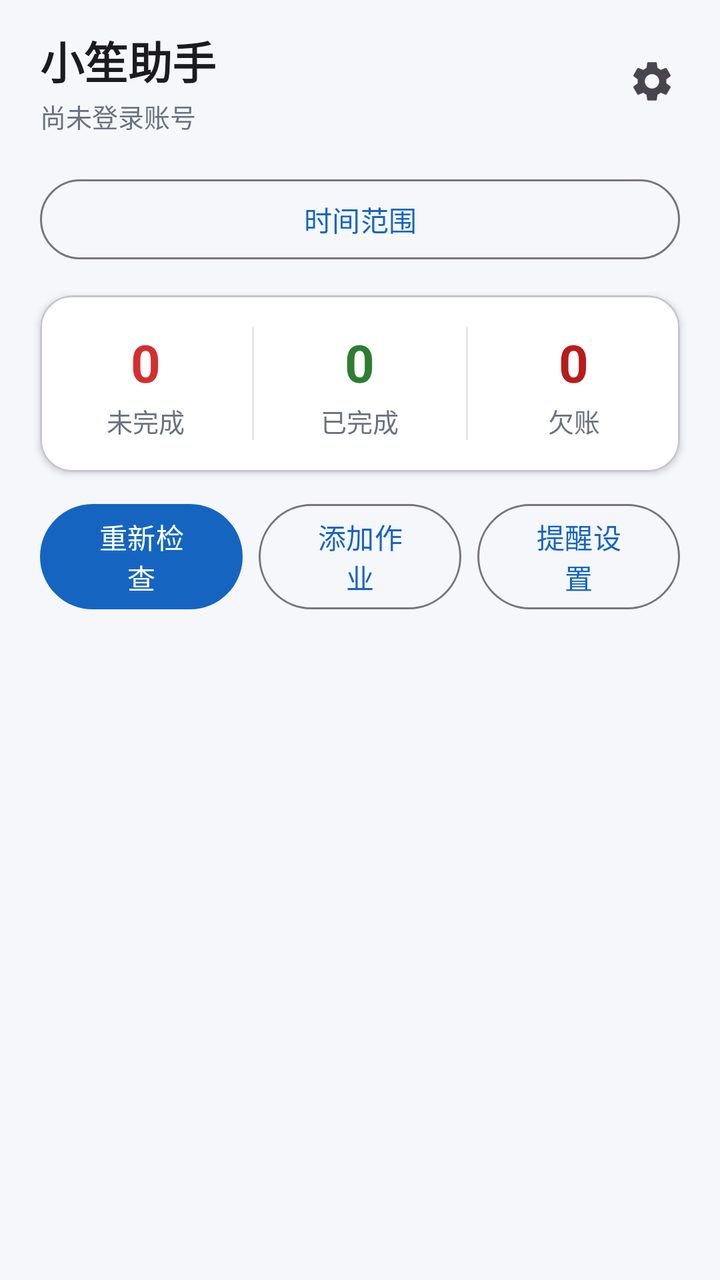
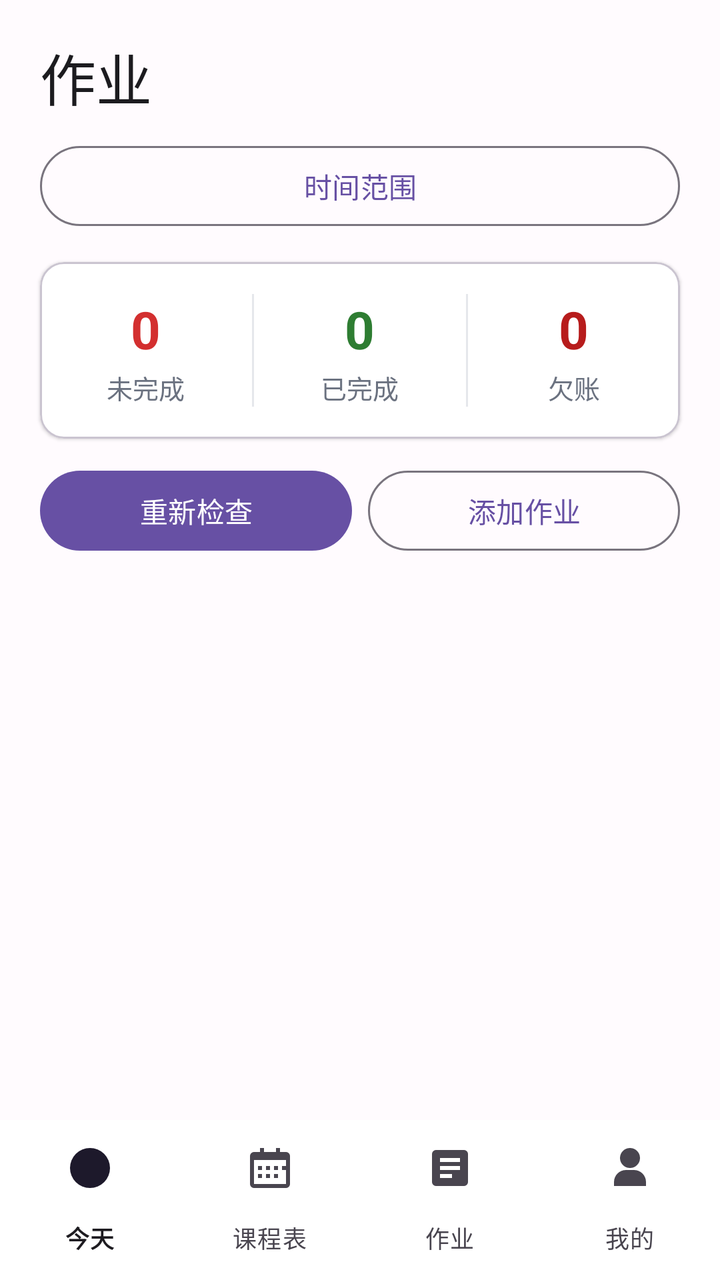

Screens rendered from an Android XML layout before and after an edit, with the pre-edit source and the edit as a unified diff.
<!-- AndroidManifest.xml: application theme Theme.XueXiTongAssistant -->
<!-- res/layout/activity_main.xml -->
<?xml version="1.0" encoding="utf-8"?>
<LinearLayout xmlns:android="http://schemas.android.com/apk/res/android"
    xmlns:app="http://schemas.android.com/apk/res-auto"
    android:layout_width="match_parent"
    android:layout_height="match_parent"
    android:orientation="vertical">

    
    <LinearLayout
        android:layout_width="match_parent"
        android:layout_height="wrap_content"
        android:orientation="horizontal"
        android:gravity="center_vertical"
        android:paddingStart="20dp"
        android:paddingEnd="12dp"
        android:paddingTop="14dp"
        android:paddingBottom="10dp">

        <LinearLayout
            android:layout_width="0dp"
            android:layout_height="wrap_content"
            android:layout_weight="1"
            android:orientation="vertical">

            <TextView
                android:id="@+id/tv_main_title"
                android:layout_width="wrap_content"
                android:layout_height="wrap_content"
                android:text="@string/main_title"
                android:textColor="@color/text_primary"
                android:textSize="22sp"
                android:textStyle="bold" />

            <TextView
                android:id="@+id/tv_main_subtitle"
                android:layout_width="wrap_content"
                android:layout_height="wrap_content"
                android:layout_marginTop="2dp"
                android:text="@string/main_subtitle_empty"
                android:textColor="@color/text_secondary"
                android:textSize="13sp" />
        </LinearLayout>

        <ImageButton
            android:id="@+id/btn_settings"
            android:layout_width="44dp"
            android:layout_height="44dp"
            android:background="?attr/selectableItemBackgroundBorderless"
            android:contentDescription="@string/settings_title"
            android:src="@drawable/ic_settings" />
    </LinearLayout>

    
    <LinearLayout
        android:visibility="gone"
        android:layout_width="match_parent"
        android:layout_height="wrap_content"
        android:orientation="horizontal"
        android:paddingStart="20dp"
        android:paddingEnd="20dp">

        <Spinner
            android:id="@+id/spinner_account"
            android:layout_width="0dp"
            android:layout_height="wrap_content"
            android:layout_weight="1"
            android:background="@drawable/bg_spinner" />
    </LinearLayout>

    <Button
        android:id="@+id/btn_date_filter"
        android:layout_width="match_parent"
        android:layout_height="wrap_content"
        android:layout_marginStart="20dp"
        android:layout_marginEnd="20dp"
        android:layout_marginTop="8dp"
        android:text="@string/filter_range"
        style="?attr/materialButtonOutlinedStyle" />

    
    <com.google.android.material.card.MaterialCardView
        android:layout_width="match_parent"
        android:layout_height="wrap_content"
        android:layout_marginStart="20dp"
        android:layout_marginEnd="20dp"
        android:layout_marginTop="14dp"
        app:cardBackgroundColor="@color/surface"
        app:cardCornerRadius="16dp"
        app:cardElevation="2dp">

        <LinearLayout
            android:layout_width="match_parent"
            android:layout_height="wrap_content"
            android:orientation="horizontal"
            android:paddingVertical="16dp">

            
            <LinearLayout
                android:layout_width="0dp"
                android:layout_height="wrap_content"
                android:layout_weight="1"
                android:orientation="vertical"
                android:gravity="center">

                <TextView
                    android:id="@+id/tv_stat_unfinished"
                    android:layout_width="wrap_content"
                    android:layout_height="wrap_content"
                    android:text="@string/zero"
                    android:textColor="@color/status_pending"
                    android:textSize="26sp"
                    android:textStyle="bold" />

                <TextView
                    android:layout_width="wrap_content"
                    android:layout_height="wrap_content"
                    android:layout_marginTop="2dp"
                    android:text="@string/stat_label_unfinished"
                    android:textColor="@color/text_secondary"
                    android:textSize="13sp" />
            </LinearLayout>

            
            <View
                android:layout_width="1dp"
                android:layout_height="match_parent"
                android:background="#E5E7EB" />

            
            <LinearLayout
                android:layout_width="0dp"
                android:layout_height="wrap_content"
                android:layout_weight="1"
                android:orientation="vertical"
                android:gravity="center">

                <TextView
                    android:id="@+id/tv_stat_done"
                    android:layout_width="wrap_content"
                    android:layout_height="wrap_content"
                    android:text="@string/zero"
                    android:textColor="@color/status_done"
                    android:textSize="26sp"
                    android:textStyle="bold" />

                <TextView
                    android:layout_width="wrap_content"
                    android:layout_height="wrap_content"
                    android:layout_marginTop="2dp"
                    android:text="@string/stat_label_done"
                    android:textColor="@color/text_secondary"
                    android:textSize="13sp" />
            </LinearLayout>

            <View
                android:layout_width="1dp"
                android:layout_height="match_parent"
                android:background="#E5E7EB" />

            
            <LinearLayout
                android:layout_width="0dp"
                android:layout_height="wrap_content"
                android:layout_weight="1"
                android:orientation="vertical"
                android:gravity="center">

                <TextView
                    android:id="@+id/tv_stat_missed"
                    android:layout_width="wrap_content"
                    android:layout_height="wrap_content"
                    android:text="@string/zero"
                    android:textColor="@color/status_missed"
                    android:textSize="26sp"
                    android:textStyle="bold" />

                <TextView
                    android:layout_width="wrap_content"
                    android:layout_height="wrap_content"
                    android:layout_marginTop="2dp"
                    android:text="@string/stat_label_missed"
                    android:textColor="@color/text_secondary"
                    android:textSize="13sp" />
            </LinearLayout>
        </LinearLayout>
    </com.google.android.material.card.MaterialCardView>

    
    <LinearLayout
        android:layout_width="match_parent"
        android:layout_height="wrap_content"
        android:layout_marginTop="12dp"
        android:orientation="horizontal"
        android:paddingStart="20dp"
        android:paddingEnd="20dp">

        <Button
            android:id="@+id/btn_refresh"
            android:layout_width="0dp"
            android:layout_height="wrap_content"
            android:layout_weight="1"
            android:text="@string/btn_refresh"
            style="?attr/materialButtonStyle" />

        <Button
            android:id="@+id/btn_add_homework"
            android:layout_width="0dp"
            android:layout_height="wrap_content"
            android:layout_weight="1"
            android:layout_marginStart="8dp"
            android:text="@string/btn_add_homework"
            style="?attr/materialButtonOutlinedStyle" />

        <Button
            android:id="@+id/btn_remind_setting"
            android:layout_width="0dp"
            android:layout_height="wrap_content"
            android:layout_weight="1"
            android:layout_marginStart="8dp"
            android:text="@string/btn_remind_setting"
            style="?attr/materialButtonOutlinedStyle" />
    </LinearLayout>

    
    <LinearLayout
        android:id="@+id/layout_progress"
        android:layout_width="match_parent"
        android:layout_height="wrap_content"
        android:layout_marginStart="20dp"
        android:layout_marginEnd="20dp"
        android:layout_marginTop="10dp"
        android:background="@drawable/bg_spinner"
        android:gravity="center_vertical"
        android:orientation="horizontal"
        android:padding="12dp"
        android:visibility="gone">

        <com.google.android.material.imageview.ShapeableImageView
            android:id="@+id/img_progress_icon"
            android:layout_width="46dp"
            android:layout_height="46dp"
            android:contentDescription="@string/mascot_name"
            android:scaleType="centerCrop"
            android:src="@mipmap/ic_launcher_foreground"
            app:shapeAppearanceOverlay="@style/ShapeAppearance.Material3.Corner.Full" />

        <LinearLayout
            android:layout_width="0dp"
            android:layout_height="wrap_content"
            android:layout_marginStart="12dp"
            android:layout_weight="1"
            android:orientation="vertical">

            <TextView
                android:id="@+id/tv_progress_msg"
                android:layout_width="match_parent"
                android:layout_height="wrap_content"
                android:text="@string/progress_start"
                android:textColor="@color/text_primary"
                android:textSize="13sp"
                android:textStyle="bold" />

            <TextView
                android:id="@+id/tv_progress"
                android:layout_width="match_parent"
                android:layout_height="wrap_content"
                android:layout_marginTop="2dp"
                android:textColor="@color/text_secondary"
                android:textSize="12sp" />

            <ProgressBar
                android:id="@+id/progress_fetch"
                style="?android:attr/progressBarStyleHorizontal"
                android:layout_width="match_parent"
                android:layout_height="wrap_content"
                android:layout_marginTop="4dp" />
        </LinearLayout>
    </LinearLayout>

    
    <FrameLayout
        android:layout_width="match_parent"
        android:layout_height="0dp"
        android:layout_weight="1"
        android:layout_marginTop="6dp">

        <androidx.recyclerview.widget.RecyclerView
            android:id="@+id/recycler_homework"
            android:layout_width="match_parent"
            android:layout_height="match_parent"
            android:clipToPadding="false"
            android:paddingStart="12dp"
            android:paddingEnd="12dp"
            android:paddingTop="6dp"
            android:paddingBottom="20dp" />

        
        <TextView
            android:id="@+id/tv_empty"
            android:layout_width="wrap_content"
            android:layout_height="wrap_content"
            android:layout_gravity="center"
            android:gravity="center"
            android:lineSpacingExtra="4dp"
            android:text="@string/empty_hint"
            android:textColor="@color/text_secondary"
            android:textSize="14sp"
            android:visibility="gone" />
    </FrameLayout>

    
    <LinearLayout
        android:id="@+id/batch_action_bar"
        android:layout_width="match_parent"
        android:layout_height="wrap_content"
        android:background="@color/surface"
        android:elevation="8dp"
        android:orientation="vertical"
        android:paddingStart="12dp"
        android:paddingEnd="12dp"
        android:paddingTop="6dp"
        android:paddingBottom="8dp"
        android:visibility="gone">

        <TextView
            android:id="@+id/tv_batch_selected"
            android:layout_width="match_parent"
            android:layout_height="wrap_content"
            android:gravity="center"
            android:text="@string/batch_selected_count_zero"
            android:textColor="@color/text_secondary"
            android:textSize="12sp" />

        <LinearLayout
            android:layout_width="match_parent"
            android:layout_height="wrap_content"
            android:layout_marginTop="4dp"
            android:orientation="horizontal">

            <Button
                android:id="@+id/btn_batch_complete"
                style="?attr/materialButtonOutlinedStyle"
                android:layout_width="0dp"
                android:layout_height="wrap_content"
                android:layout_weight="1"
                android:minWidth="0dp"
                android:paddingStart="2dp"
                android:paddingEnd="2dp"
                android:text="@string/batch_complete" />

            <Button
                android:id="@+id/btn_batch_hide_bottom"
                style="?attr/materialButtonOutlinedStyle"
                android:layout_width="0dp"
                android:layout_height="wrap_content"
                android:layout_marginStart="4dp"
                android:layout_weight="1"
                android:minWidth="0dp"
                android:paddingStart="2dp"
                android:paddingEnd="2dp"
                android:text="@string/batch_hide" />

            <Button
                android:id="@+id/btn_batch_pin"
                style="?attr/materialButtonOutlinedStyle"
                android:layout_width="0dp"
                android:layout_height="wrap_content"
                android:layout_marginStart="4dp"
                android:layout_weight="1"
                android:minWidth="0dp"
                android:paddingStart="2dp"
                android:paddingEnd="2dp"
                android:text="@string/batch_pin" />

            <Button
                android:id="@+id/btn_batch_cancel"
                style="?attr/materialButtonStyle"
                android:layout_width="0dp"
                android:layout_height="wrap_content"
                android:layout_marginStart="4dp"
                android:layout_weight="1"
                android:minWidth="0dp"
                android:paddingStart="2dp"
                android:paddingEnd="2dp"
                android:text="@string/batch_cancel" />
        </LinearLayout>
    </LinearLayout>
</LinearLayout>
<!-- resources referenced by this layout -->
<resources>
  <color name="status_done">#2E7D32</color>
  <color name="status_missed">#B71C1C</color>
  <color name="status_pending">#D32F2F</color>
  <color name="surface">#FFFFFF</color>
  <color name="text_primary">#1C1B1F</color>
  <color name="text_secondary">#6B7280</color>
  <!-- drawable bg_spinner (drawable) -->
  <?xml version="1.0" encoding="utf-8"?>
  <shape xmlns:android="http://schemas.android.com/apk/res/android"
      android:shape="rectangle">
      <solid android:color="@color/surface" />
      <corners android:radius="10dp" />
      <stroke android:width="1dp" android:color="#E5E7EB" />
      <padding
          android:left="12dp"
          android:top="8dp"
          android:right="12dp"
          android:bottom="8dp" />
  </shape>
  <!-- drawable ic_settings (drawable) -->
  <?xml version="1.0" encoding="utf-8"?>
  <vector xmlns:android="http://schemas.android.com/apk/res/android"
      android:width="24dp"
      android:height="24dp"
      android:viewportWidth="24"
      android:viewportHeight="24"
      android:tint="?attr/colorControlNormal">
      <path
          android:fillColor="@android:color/white"
          android:pathData="M19.14,12.94c0.04,-0.3 0.06,-0.61 0.06,-0.94c0,-0.32 -0.02,-0.64 -0.07,-0.94l2.03,-1.58c0.18,-0.14 0.23,-0.41 0.12,-0.61l-1.92,-3.32c-0.12,-0.22 -0.37,-0.29 -0.59,-0.22l-2.39,0.96c-0.5,-0.38 -1.03,-0.7 -1.62,-0.94L14.4,2.81c-0.04,-0.24 -0.24,-0.41 -0.48,-0.41h-3.84c-0.24,0 -0.43,0.17 -0.47,0.41L9.25,5.35C8.66,5.59 8.12,5.92 7.63,6.29L5.24,5.33c-0.22,-0.08 -0.47,0 -0.59,0.22L2.74,8.87C2.62,9.08 2.66,9.34 2.86,9.48l2.03,1.58C4.84,11.36 4.8,11.69 4.8,12s0.02,0.64 0.07,0.94l-2.03,1.58c-0.18,0.14 -0.23,0.41 -0.12,0.61l1.92,3.32c0.12,0.22 0.37,0.29 0.59,0.22l2.39,-0.96c0.5,0.38 1.03,0.7 1.62,0.94l0.36,2.54c0.05,0.24 0.24,0.41 0.48,0.41h3.84c0.24,0 0.44,-0.17 0.47,-0.41l0.36,-2.54c0.59,-0.24 1.13,-0.56 1.62,-0.94l2.39,0.96c0.22,0.08 0.47,0 0.59,-0.22l1.92,-3.32c0.12,-0.22 0.07,-0.47 -0.12,-0.61L19.14,12.94zM12,15.6c-1.98,0 -3.6,-1.62 -3.6,-3.6s1.62,-3.6 3.6,-3.6s3.6,1.62 3.6,3.6S13.98,15.6 12,15.6z" />
  </vector>
  <string name="batch_cancel">取消</string>
  <string name="batch_complete">完成</string>
  <string name="batch_hide">隐藏</string>
  <string name="batch_pin">置顶</string>
  <string name="batch_selected_count_zero">已选择 0 项</string>
  <string name="btn_add_homework">添加作业</string>
  <string name="btn_refresh">重新检查</string>
  <string name="btn_remind_setting">提醒设置</string>
  <string name="empty_hint">暂无作业数据\n点「刷新作业」或「添加作业」试试</string>
  <string name="filter_range">时间范围</string>
  <string name="main_subtitle_empty">尚未登录账号</string>
  <string name="main_title">小笙助手</string>
  <string name="mascot_name">小笙</string>
  <string name="progress_start">小主人不要着急，小笙正在努力工作中…</string>
  <string name="settings_title">设置</string>
  <string name="stat_label_done">已完成</string>
  <string name="stat_label_missed">欠账</string>
  <string name="stat_label_unfinished">未完成</string>
  <string name="zero">0</string>
  <style name="Theme.XueXiTongAssistant" parent="Theme.Material3.DayNight.NoActionBar">
          <item name="android:statusBarColor">@color/background</item>
          <item name="android:windowBackground">@color/background</item>
          
          <item name="colorPrimary">@color/primary</item>
          <item name="colorOnPrimary">#FFFFFF</item>
          <item name="colorPrimaryContainer">@color/primary_container</item>
          <item name="colorOnPrimaryContainer">@color/on_primary_container</item>
      </style>
  <color name="background">#F5F7FB</color>
  <color name="primary">#1565C0</color>
  <color name="primary_container">#D6E5FA</color>
  <color name="on_primary_container">#0A3D74</color>
  <!-- unchanged entries left out for length: 1 -->
</resources>

<!-- the commit's change to res/layout/activity_main.xml (unified diff, before → after) -->
@@ -5,67 +5,16 @@
     android:layout_height="match_parent"
     android:orientation="vertical">
 
-    
-    <LinearLayout
-        android:layout_width="match_parent"
-        android:layout_height="wrap_content"
-        android:orientation="horizontal"
-        android:gravity="center_vertical"
-        android:paddingStart="20dp"
-        android:paddingEnd="12dp"
-        android:paddingTop="14dp"
-        android:paddingBottom="10dp">
-
-        <LinearLayout
-            android:layout_width="0dp"
-            android:layout_height="wrap_content"
-            android:layout_weight="1"
-            android:orientation="vertical">
-
-            <TextView
-                android:id="@+id/tv_main_title"
-                android:layout_width="wrap_content"
-                android:layout_height="wrap_content"
-                android:text="@string/main_title"
-                android:textColor="@color/text_primary"
-                android:textSize="22sp"
-                android:textStyle="bold" />
-
-            <TextView
-                android:id="@+id/tv_main_subtitle"
-                android:layout_width="wrap_content"
-                android:layout_height="wrap_content"
-                android:layout_marginTop="2dp"
-                android:text="@string/main_subtitle_empty"
-                android:textColor="@color/text_secondary"
-                android:textSize="13sp" />
-        </LinearLayout>
-
-        <ImageButton
-            android:id="@+id/btn_settings"
-            android:layout_width="44dp"
-            android:layout_height="44dp"
-            android:background="?attr/selectableItemBackgroundBorderless"
-            android:contentDescription="@string/settings_title"
-            android:src="@drawable/ic_settings" />
-    </LinearLayout>
-
-    
-    <LinearLayout
-        android:visibility="gone"
-        android:layout_width="match_parent"
-        android:layout_height="wrap_content"
-        android:orientation="horizontal"
-        android:paddingStart="20dp"
-        android:paddingEnd="20dp">
-
-        <Spinner
-            android:id="@+id/spinner_account"
-            android:layout_width="0dp"
-            android:layout_height="wrap_content"
-            android:layout_weight="1"
-            android:background="@drawable/bg_spinner" />
-    </LinearLayout>
+    <TextView
+        android:layout_width="match_parent"
+        android:layout_height="wrap_content"
+        android:layout_marginStart="20dp"
+        android:layout_marginTop="18dp"
+        android:layout_marginEnd="20dp"
+        android:text="@string/homework_page_title"
+        android:textColor="@color/text_primary"
+        android:textSize="28sp"
+        android:textStyle="normal" />
 
     <Button
         android:id="@+id/btn_date_filter"
@@ -73,7 +22,7 @@
         android:layout_height="wrap_content"
         android:layout_marginStart="20dp"
         android:layout_marginEnd="20dp"
-        android:layout_marginTop="8dp"
+        android:layout_marginTop="10dp"
         android:text="@string/filter_range"
         style="?attr/materialButtonOutlinedStyle" />
 
@@ -85,8 +34,8 @@
         android:layout_marginEnd="20dp"
         android:layout_marginTop="14dp"
         app:cardBackgroundColor="@color/surface"
-        app:cardCornerRadius="16dp"
-        app:cardElevation="2dp">
+        app:cardCornerRadius="12dp"
+        app:cardElevation="1dp">
 
         <LinearLayout
             android:layout_width="match_parent"
@@ -211,14 +160,6 @@
             android:text="@string/btn_add_homework"
             style="?attr/materialButtonOutlinedStyle" />
 
-        <Button
-            android:id="@+id/btn_remind_setting"
-            android:layout_width="0dp"
-            android:layout_height="wrap_content"
-            android:layout_weight="1"
-            android:layout_marginStart="8dp"
-            android:text="@string/btn_remind_setting"
-            style="?attr/materialButtonOutlinedStyle" />
     </LinearLayout>
 
     
@@ -331,6 +272,7 @@
             android:textColor="@color/text_secondary"
             android:textSize="12sp" />
 
+        
         <LinearLayout
             android:layout_width="match_parent"
             android:layout_height="wrap_content"
@@ -344,8 +286,9 @@
                 android:layout_height="wrap_content"
                 android:layout_weight="1"
                 android:minWidth="0dp"
-                android:paddingStart="2dp"
-                android:paddingEnd="2dp"
+                android:minHeight="48dp"
+                android:paddingStart="8dp"
+                android:paddingEnd="8dp"
                 android:text="@string/batch_complete" />
 
             <Button
@@ -353,23 +296,31 @@
                 style="?attr/materialButtonOutlinedStyle"
                 android:layout_width="0dp"
                 android:layout_height="wrap_content"
-                android:layout_marginStart="4dp"
+                android:layout_marginStart="8dp"
                 android:layout_weight="1"
                 android:minWidth="0dp"
-                android:paddingStart="2dp"
-                android:paddingEnd="2dp"
+                android:minHeight="48dp"
+                android:paddingStart="8dp"
+                android:paddingEnd="8dp"
                 android:text="@string/batch_hide" />
+        </LinearLayout>
+
+        <LinearLayout
+            android:layout_width="match_parent"
+            android:layout_height="wrap_content"
+            android:layout_marginTop="4dp"
+            android:orientation="horizontal">
 
             <Button
                 android:id="@+id/btn_batch_pin"
                 style="?attr/materialButtonOutlinedStyle"
                 android:layout_width="0dp"
                 android:layout_height="wrap_content"
-                android:layout_marginStart="4dp"
                 android:layout_weight="1"
                 android:minWidth="0dp"
-                android:paddingStart="2dp"
-                android:paddingEnd="2dp"
+                android:minHeight="48dp"
+                android:paddingStart="8dp"
+                android:paddingEnd="8dp"
                 android:text="@string/batch_pin" />
 
             <Button
@@ -377,12 +328,22 @@
                 style="?attr/materialButtonStyle"
                 android:layout_width="0dp"
                 android:layout_height="wrap_content"
-                android:layout_marginStart="4dp"
+                android:layout_marginStart="8dp"
                 android:layout_weight="1"
                 android:minWidth="0dp"
-                android:paddingStart="2dp"
-                android:paddingEnd="2dp"
+                android:minHeight="48dp"
+                android:paddingStart="8dp"
+                android:paddingEnd="8dp"
                 android:text="@string/batch_cancel" />
         </LinearLayout>
     </LinearLayout>
+
+    <com.google.android.material.bottomnavigation.BottomNavigationView
+        android:id="@+id/main_bottom_navigation"
+        android:layout_width="match_parent"
+        android:layout_height="wrap_content"
+        android:background="@color/surface"
+        android:elevation="8dp"
+        app:labelVisibilityMode="labeled"
+        app:menu="@menu/main_bottom_nav_menu" />
 </LinearLayout>
<!-- resource entries referenced after the edit -->
@@ -19,18 +19,6 @@
           android:right="12dp"
           android:bottom="8dp" />
   </shape>
-  <!-- drawable ic_settings (drawable) -->
-  <?xml version="1.0" encoding="utf-8"?>
-  <vector xmlns:android="http://schemas.android.com/apk/res/android"
-      android:width="24dp"
-      android:height="24dp"
-      android:viewportWidth="24"
-      android:viewportHeight="24"
-      android:tint="?attr/colorControlNormal">
-      <path
-          android:fillColor="@android:color/white"
-          android:pathData="M19.14,12.94c0.04,-0.3 0.06,-0.61 0.06,-0.94c0,-0.32 -0.02,-0.64 -0.07,-0.94l2.03,-1.58c0.18,-0.14 0.23,-0.41 0.12,-0.61l-1.92,-3.32c-0.12,-0.22 -0.37,-0.29 -0.59,-0.22l-2.39,0.96c-0.5,-0.38 -1.03,-0.7 -1.62,-0.94L14.4,2.81c-0.04,-0.24 -0.24,-0.41 -0.48,-0.41h-3.84c-0.24,0 -0.43,0.17 -0.47,0.41L9.25,5.35C8.66,5.59 8.12,5.92 7.63,6.29L5.24,5.33c-0.22,-0.08 -0.47,0 -0.59,0.22L2.74,8.87C2.62,9.08 2.66,9.34 2.86,9.48l2.03,1.58C4.84,11.36 4.8,11.69 4.8,12s0.02,0.64 0.07,0.94l-2.03,1.58c-0.18,0.14 -0.23,0.41 -0.12,0.61l1.92,3.32c0.12,0.22 0.37,0.29 0.59,0.22l2.39,-0.96c0.5,0.38 1.03,0.7 1.62,0.94l0.36,2.54c0.05,0.24 0.24,0.41 0.48,0.41h3.84c0.24,0 0.44,-0.17 0.47,-0.41l0.36,-2.54c0.59,-0.24 1.13,-0.56 1.62,-0.94l2.39,0.96c0.22,0.08 0.47,0 0.59,-0.22l1.92,-3.32c0.12,-0.22 0.07,-0.47 -0.12,-0.61L19.14,12.94zM12,15.6c-1.98,0 -3.6,-1.62 -3.6,-3.6s1.62,-3.6 3.6,-3.6s3.6,1.62 3.6,3.6S13.98,15.6 12,15.6z" />
-  </vector>
   <string name="batch_cancel">取消</string>
   <string name="batch_complete">完成</string>
   <string name="batch_hide">隐藏</string>
@@ -38,14 +26,11 @@
   <string name="batch_selected_count_zero">已选择 0 项</string>
   <string name="btn_add_homework">添加作业</string>
   <string name="btn_refresh">重新检查</string>
-  <string name="btn_remind_setting">提醒设置</string>
-  <string name="empty_hint">暂无作业数据\n点「刷新作业」或「添加作业」试试</string>
+  <string name="empty_hint">暂无作业数据\n点「重新检查」或「添加作业」试试</string>
   <string name="filter_range">时间范围</string>
-  <string name="main_subtitle_empty">尚未登录账号</string>
-  <string name="main_title">小笙助手</string>
+  <string name="homework_page_title">作业</string>
   <string name="mascot_name">小笙</string>
   <string name="progress_start">小主人不要着急，小笙正在努力工作中…</string>
-  <string name="settings_title">设置</string>
   <string name="stat_label_done">已完成</string>
   <string name="stat_label_missed">欠账</string>
   <string name="stat_label_unfinished">未完成</string>
@@ -59,10 +44,10 @@
           <item name="colorPrimaryContainer">@color/primary_container</item>
           <item name="colorOnPrimaryContainer">@color/on_primary_container</item>
       </style>
-  <color name="background">#F5F7FB</color>
-  <color name="primary">#1565C0</color>
-  <color name="primary_container">#D6E5FA</color>
-  <color name="on_primary_container">#0A3D74</color>
+  <color name="background">#FFFBFE</color>
+  <color name="primary">#6750A4</color>
+  <color name="primary_container">#EADDFF</color>
+  <color name="on_primary_container">#21005D</color>
   <!-- unchanged entries left out for length: 1 -->
 </resources>
 
